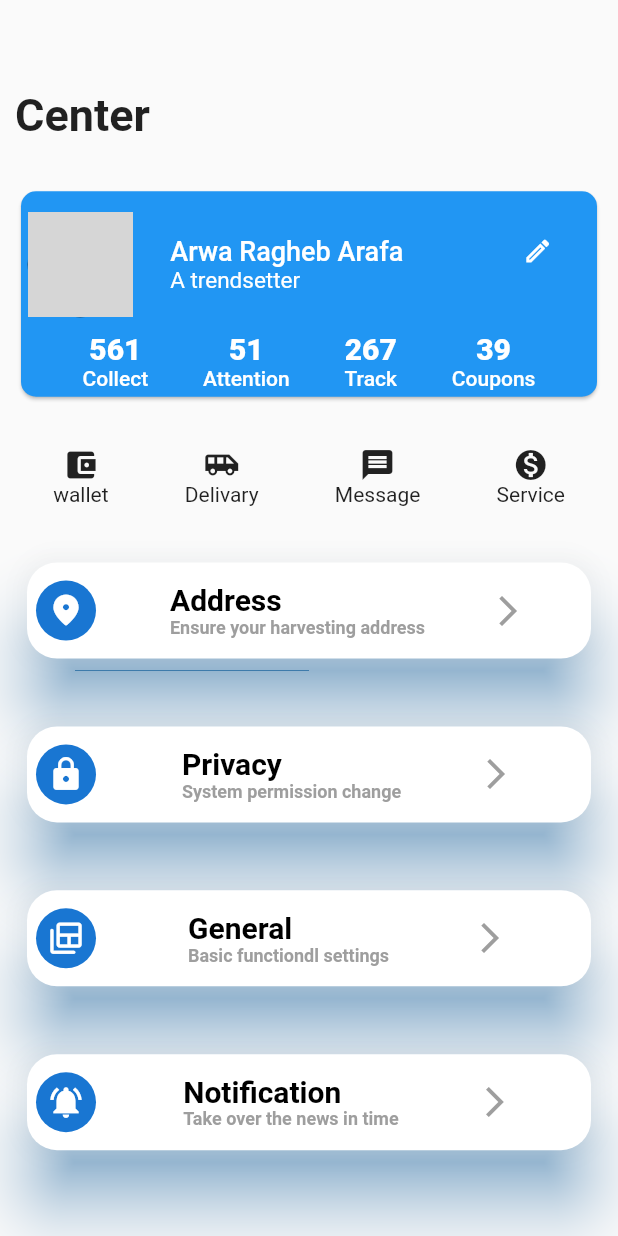
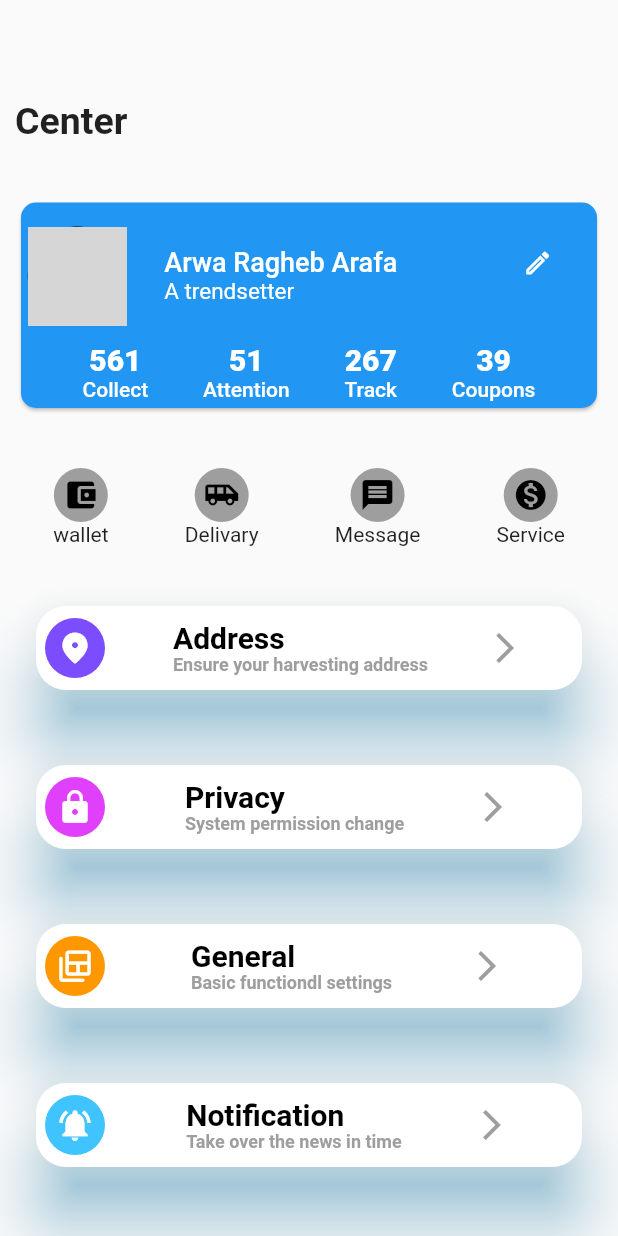
Before and after one commit to A-RR3/building-blocks, a Flutter app: the screen it shows after launch, on a phone screen of 412 x 824 dp. Run offline on Flutter 3.47's test engine with Material 2 defaults, Android fonts, the phone set to English and light mode, and no system bars; grey boxes are pictures that could not be loaded.

Commit message:
last_commit

```diff
--- a/lib/main.dart
+++ b/lib/main.dart
@@ -13,7 +13,7 @@ class MyApp extends StatelessWidget {
         home: Scaffold(
       body: Container(
         // padding: const EdgeInsets.all(13.0),
-        margin: const EdgeInsets.fromLTRB(10,30, 10, 20),
+        margin: const EdgeInsets.fromLTRB(10, 30, 10, 0),
         child: Column(
           mainAxisAlignment: MainAxisAlignment.spaceEvenly,
           children: [
@@ -22,7 +22,7 @@ class MyApp extends StatelessWidget {
               children: [
                 Text("Center",
                     style: TextStyle(
-                      fontSize: 30,
+                      fontSize: 25,
                       fontWeight: FontWeight.w700,
                     )),
               ],
@@ -35,19 +35,40 @@ class MyApp extends StatelessWidget {
               children: [
                 Column(
                   children: [
-                    Icon(Icons.account_balance_wallet),
+                    CircleAvatar(
+                      radius: 18,
+                      backgroundColor: Colors.grey,
+                      child: Icon(Icons.account_balance_wallet,color: Colors.black,),
+                    ),
                     Text('wallet')
                   ],
                 ),
                 Column(
-                  children: [Icon(Icons.airport_shuttle), Text('Delivary')],
+                  children: [
+                    CircleAvatar(
+                      radius: 18,
+                      backgroundColor: Colors.grey,
+                      child: Icon(Icons.airport_shuttle,color: Colors.black,),
                     ),
-                Column(
-                  children: [Icon(Icons.message), Text('Message')],
+                    Text('Delivary')
+                  ],
                 ),
                 Column(
                   children: [
-                    Icon(Icons.monetization_on_sharp),
+                    CircleAvatar(
+                        radius: 18,
+                        backgroundColor: Colors.grey,
+                        child: Icon(Icons.message,color: Colors.black,)),
+                    Text('Message')
+                  ],
+                ),
+                Column(
+                  children: [
+                    CircleAvatar(
+                      radius: 18,
+                      backgroundColor: Colors.grey,
+                      child: Icon(Icons.monetization_on_sharp,color: Colors.black,),
+                    ),
                     Text('Service')
                   ],
                 ),
@@ -66,10 +87,28 @@ class MyApp extends StatelessWidget {
             //     ],
             //   )
             // )
-            SetItem(iconData:  Icons.location_on_rounded, title:"Address", description:"Ensure your harvesting address"),
-            SetItem(iconData:  Icons.lock, title:"Privacy", description:"System permission change"),
-            SetItem(iconData:  Icons.backup_table_rounded, title:"General", description:"Basic functiondl settings"),
-            SetItem(iconData:  Icons.notifications_active, title:"Notification", description:"Take over the news in time")
+            SetItem(
+                iconData: Icons.location_on_rounded,
+                title: "Address",
+                description: "Ensure your harvesting address",
+              color: Colors.deepPurpleAccent,
+            ),
+            SetItem(
+                iconData: Icons.lock,
+                title: "Privacy",
+                description: "System permission change",
+              color: Colors.purpleAccent,
+            ),
+            SetItem(
+                iconData: Icons.backup_table_rounded,
+                title: "General",
+                description: "Basic functiondl settings",
+            color: Colors.orange,),
+            SetItem(
+                iconData: Icons.notifications_active,
+                title: "Notification",
+                description: "Take over the news in time",
+            color: Colors.lightBlueAccent,)
           ],
         ),
       ),
@@ -84,19 +123,20 @@ class contain extends StatelessWidget {
   Widget build(BuildContext context) {
     return Container(
       height: 145,
+      alignment: Alignment.topRight,
       child: Card(
         shape: RoundedRectangleBorder(borderRadius: BorderRadius.circular(10)),
         color: Colors.blue,
         child: Padding(
             padding: const EdgeInsets.all(4.5),
             child: Column(
-              mainAxisAlignment: MainAxisAlignment.spaceBetween,
+              mainAxisAlignment: MainAxisAlignment.spaceAround,
               children: [
                 Row(
                   children: [
                     const CircleAvatar(
                       backgroundColor: Colors.black,
-                      radius: 35.0,
+                      radius: 33.0,
                       backgroundImage:
                           AssetImage('./lib/assets/images/anonymous.jpg'),
                     ),
@@ -226,19 +266,20 @@ class Setting {
   IconData icon;
   String topic;
   String description;
+  Color color;
 
-  Setting(this.icon, this.topic, this.description);
+  Setting(this.icon, this.topic, this.description,this.color);
 }
 
 List<Setting> listOfSettings = [
   Setting(
-      Icons.location_on_rounded, "Address", "Ensure your harvesting address"),
+      Icons.location_on_rounded, "Address", "Ensure your harvesting address",Colors.deepPurpleAccent),
   Setting(
-      Icons.location_on_rounded, "Address", "Ensure your harvesting address"),
+      Icons.location_on_rounded, "Address", "Ensure your harvesting address",Colors.purpleAccent),
   Setting(
-      Icons.location_on_rounded, "Address", "Ensure your harvesting address"),
+      Icons.location_on_rounded, "Address", "Ensure your harvesting address",Colors.orange),
   Setting(
-      Icons.location_on_rounded, "Address", "Ensure your harvesting address")
+      Icons.location_on_rounded, "Address", "Ensure your harvesting address",Colors.lightBlueAccent)
 ];
 
 class SetItem extends StatelessWidget {
@@ -250,16 +291,18 @@ class SetItem extends StatelessWidget {
   final IconData iconData;
   final String title;
   final String description;
+  final Color color;
 
-  SetItem({required this.iconData,required this.title,required this.description });
+  SetItem(
+      {required this.iconData, required this.title, required this.description,required this.color});
 
   @override
   Widget build(BuildContext context) {
     return Container(
-      padding: EdgeInsets.all(4),
-      height: 80,
+      padding: EdgeInsets.fromLTRB(10, 0, 10, 6),
+      height: 70,
       child: Card(
-        shadowColor: Colors.blue,
+        shadowColor: Colors.lightBlueAccent,
         elevation: 20,
         shape: RoundedRectangleBorder(borderRadius: BorderRadius.circular(20)),
         child: Row(
@@ -269,12 +312,13 @@ class SetItem extends StatelessWidget {
                 alignment: Alignment.center,
                 padding: EdgeInsets.all(6),
                 child: CircleAvatar(
-               child:  Icon(
+                  backgroundColor: this.color ,
+                  child: Icon(
                     this.iconData,
                     size: 25,
+                    color: Colors.white,
                   ),
-              )
-            ),
+                )),
             Expanded(
                 child: Container(
               child: Row(
```
Lines whose indentation alone changed are shown as unchanged.
